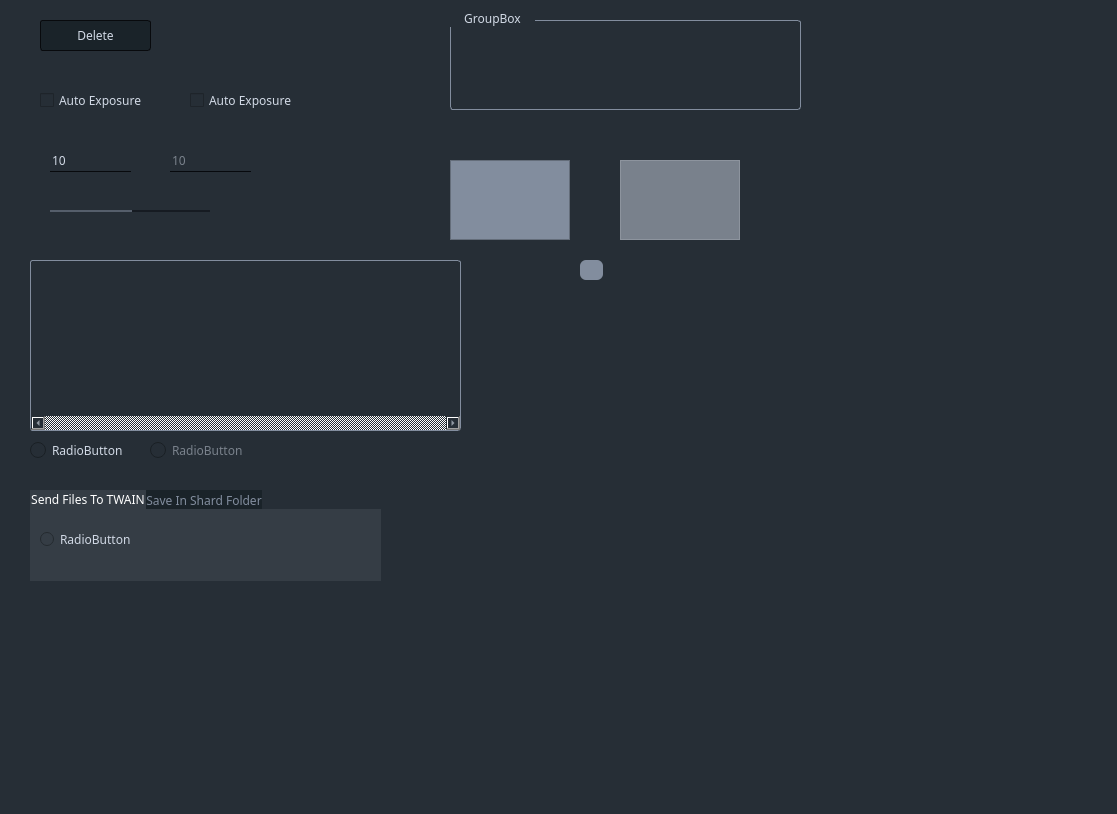
Qt form AdaptiveLayout/AdaptiveLayout.ui (wangjiealice/IPCPipeProcessCommunication) before a commit.
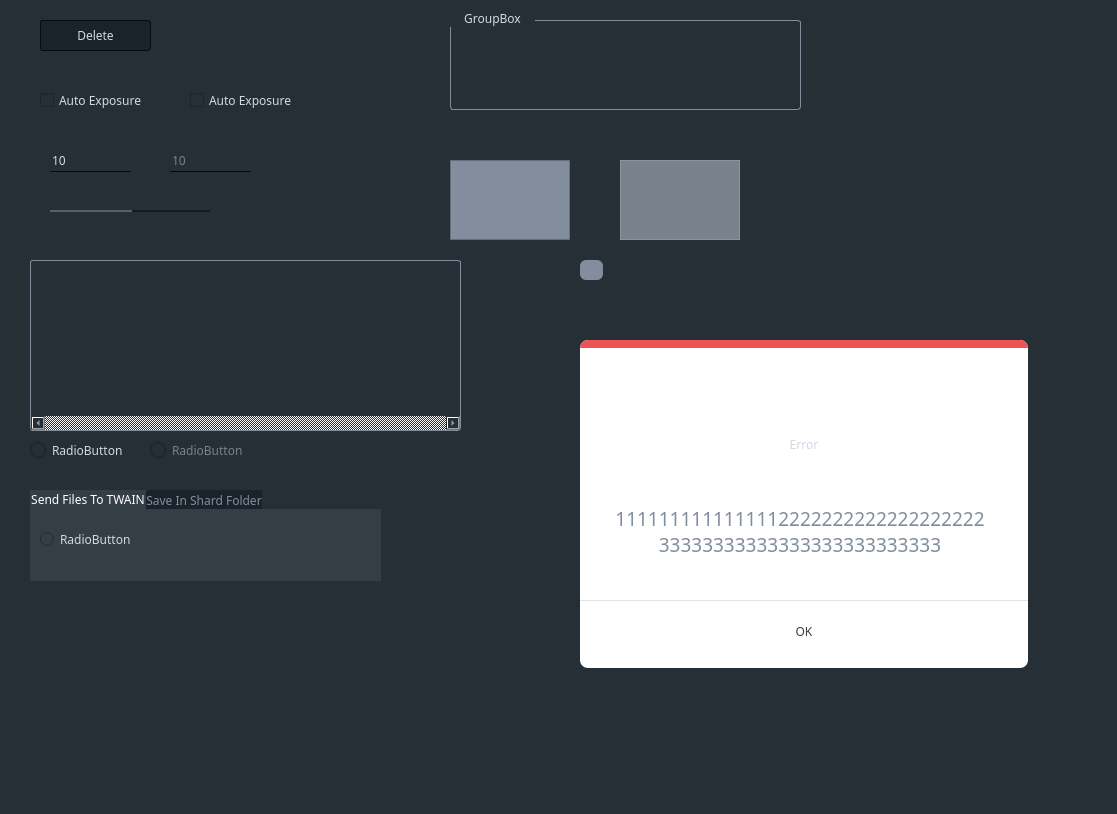
The same form after that commit. Icons and pictures are not drawn.

Diff of the .ui file:
```diff
--- a/AdaptiveLayout/AdaptiveLayout.ui
+++ b/AdaptiveLayout/AdaptiveLayout.ui
@@ -804,6 +804,208 @@
      <enum>Qt::Horizontal</enum>
     </property>
    </widget>
+   <widget class="QWidget" name="MessageBox_OnlyOK" native="true">
+    <property name="geometry">
+     <rect>
+      <x>580</x>
+      <y>340</y>
+      <width>448</width>
+      <height>328</height>
+     </rect>
+    </property>
+    <property name="styleSheet">
+     <string notr="true">
+          QWidget{
+          background-color: #FFFFFF;
+          border-radius: 8px;
+          }
+        </string>
+    </property>
+    <widget class="QWidget" name="widget_2" native="true">
+     <property name="geometry">
+      <rect>
+       <x>0</x>
+       <y>0</y>
+       <width>448</width>
+       <height>16</height>
+      </rect>
+     </property>
+     <property name="styleSheet">
+      <string notr="true">
+            QWidget{
+            background-color:#ED5353;
+            border-radius: 8px;
+            }
+          </string>
+     </property>
+     <widget class="QWidget" name="widget_3" native="true">
+      <property name="geometry">
+       <rect>
+        <x>0</x>
+        <y>8</y>
+        <width>448</width>
+        <height>8</height>
+       </rect>
+      </property>
+      <property name="styleSheet">
+       <string notr="true">
+              QWidget{
+              background-color:white;
+              }
+            </string>
+      </property>
+     </widget>
+    </widget>
+    <widget class="QPushButton" name="pushButton">
+     <property name="geometry">
+      <rect>
+       <x>0</x>
+       <y>30</y>
+       <width>448</width>
+       <height>41</height>
+      </rect>
+     </property>
+     <property name="text">
+      <string/>
+     </property>
+     <property name="icon">
+      <iconset>
+       <normaloff>../../../Users/Public/TWAIN/Resources/QMessageBox_Error.png</normaloff>../../../Users/Public/TWAIN/Resources/QMessageBox_Error.png</iconset>
+     </property>
+     <property name="iconSize">
+      <size>
+       <width>32</width>
+       <height>32</height>
+      </size>
+     </property>
+    </widget>
+    <widget class="QWidget" name="layoutWidget">
+     <property name="geometry">
+      <rect>
+       <x>0</x>
+       <y>150</y>
+       <width>441</width>
+       <height>101</height>
+      </rect>
+     </property>
+     <layout class="QHBoxLayout" name="horizontalLayout">
+      <item>
+       <spacer name="horizontalSpacer">
+        <property name="orientation">
+         <enum>Qt::Horizontal</enum>
+        </property>
+        <property name="sizeHint" stdset="0">
+         <size>
+          <width>32</width>
+          <height>20</height>
+         </size>
+        </property>
+       </spacer>
+      </item>
+      <item>
+       <widget class="QTextBrowser" name="messageBoxContent">
+        <property name="minimumSize">
+         <size>
+          <width>384</width>
+          <height>0</height>
+         </size>
+        </property>
+        <property name="font">
+         <font>
+          <family>Frutiger Next W1G 8px</family>
+          <weight>50</weight>
+          <italic>false</italic>
+          <bold>false</bold>
+         </font>
+        </property>
+        <property name="styleSheet">
+         <string notr="true">QTextBrowser{
+                  color:#828D9E;
+                  }
+                </string>
+        </property>
+        <property name="verticalScrollBarPolicy">
+         <enum>Qt::ScrollBarAsNeeded</enum>
+        </property>
+        <property name="html">
+         <string>&lt;!DOCTYPE HTML PUBLIC &quot;-//W3C//DTD HTML 4.0//EN&quot; &quot;http://www.w3.org/TR/REC-html40/strict.dtd&quot;&gt;
+&lt;html&gt;&lt;head&gt;&lt;meta name=&quot;qrichtext&quot; content=&quot;1&quot; /&gt;&lt;style type=&quot;text/css&quot;&gt;
+p, li { white-space: pre-wrap; }
+&lt;/style&gt;&lt;/head&gt;&lt;body style=&quot; font-family:'Frutiger Next W1G 8px'; font-size:14pt; font-weight:400; font-style:normal;&quot;&gt;
+&lt;p align=&quot;center&quot; style=&quot; margin-top:0px; margin-bottom:0px; margin-left:0px; margin-right:0px; -qt-block-indent:0; text-indent:0px;&quot;&gt;&lt;span style=&quot; font-family:'Segoe UI';&quot;&gt;111111111111111222222222222222222233333333333333333333333333&lt;/span&gt;&lt;/p&gt;&lt;/body&gt;&lt;/html&gt;</string>
+        </property>
+       </widget>
+      </item>
+      <item>
+       <spacer name="horizontalSpacer_2">
+        <property name="orientation">
+         <enum>Qt::Horizontal</enum>
+        </property>
+        <property name="sizeHint" stdset="0">
+         <size>
+          <width>32</width>
+          <height>20</height>
+         </size>
+        </property>
+       </spacer>
+      </item>
+     </layout>
+    </widget>
+    <widget class="QPushButton" name="OKButton">
+     <property name="geometry">
+      <rect>
+       <x>0</x>
+       <y>260</y>
+       <width>448</width>
+       <height>61</height>
+      </rect>
+     </property>
+     <property name="font">
+      <font>
+       <family>Frutiger Next W1G 8px</family>
+       <weight>50</weight>
+       <italic>false</italic>
+       <bold>false</bold>
+      </font>
+     </property>
+     <property name="styleSheet">
+      <string notr="true">
+            QPushButton{
+            color:#353D45;
+            border-top:1px solid #DDE3ED;
+            border-radius:0;
+            }
+          </string>
+     </property>
+     <property name="text">
+      <string>OK</string>
+     </property>
+    </widget>
+    <widget class="QLabel" name="label_2">
+     <property name="geometry">
+      <rect>
+       <x>0</x>
+       <y>80</y>
+       <width>448</width>
+       <height>48</height>
+      </rect>
+     </property>
+     <property name="font">
+      <font>
+       <family>Frutiger Next W1G 8px</family>
+       <weight>50</weight>
+       <italic>false</italic>
+       <bold>false</bold>
+      </font>
+     </property>
+     <property name="text">
+      <string>Error</string>
+     </property>
+     <property name="alignment">
+      <set>Qt::AlignCenter</set>
+     </property>
+    </widget>
+   </widget>
   </widget>
   <widget class="QMenuBar" name="menuBar">
    <property name="geometry">
```
